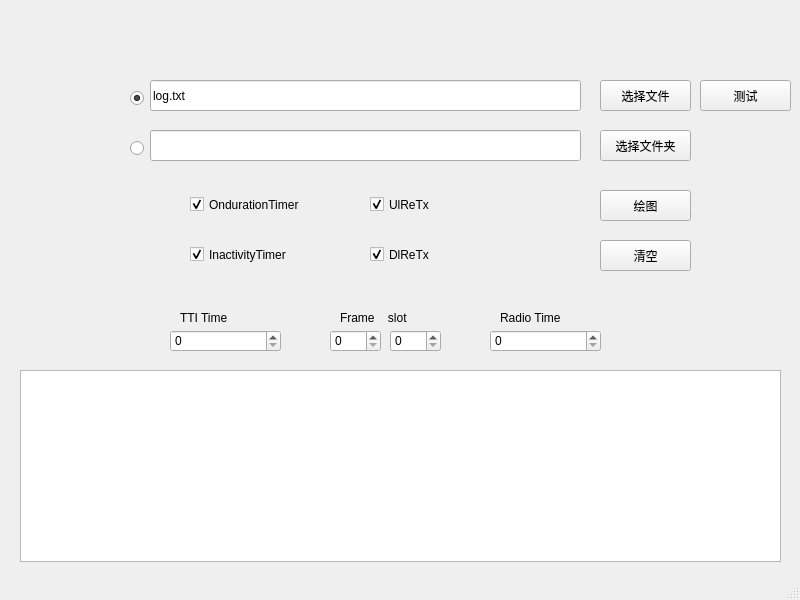
Old version of the form DRX/DrxGUI.ui in the repository GitUser004/hello-world.
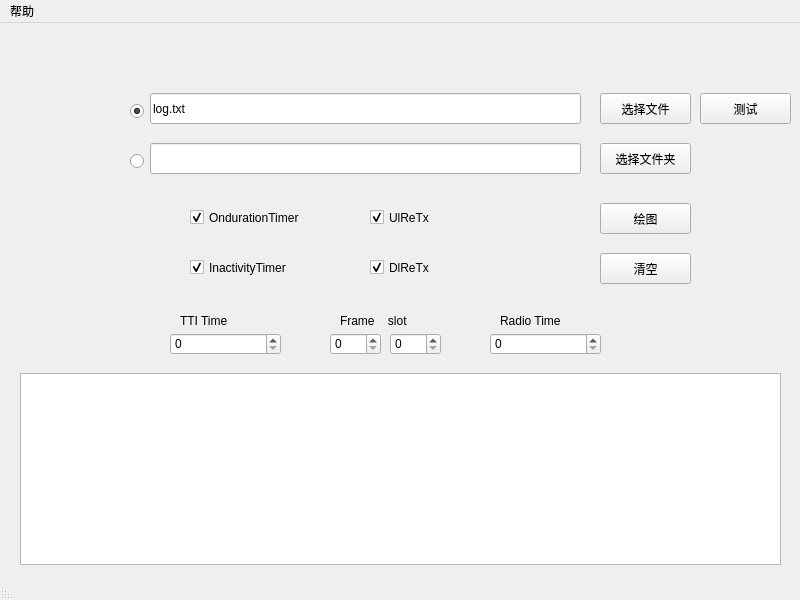
New version of the form.

Diff of the .ui file:
```diff
--- a/DRX/DrxGUI.ui
+++ b/DRX/DrxGUI.ui
@@ -24,7 +24,7 @@
     <property name="geometry">
      <rect>
       <x>150</x>
-      <y>80</y>
+      <y>70</y>
       <width>431</width>
       <height>31</height>
      </rect>
@@ -37,7 +37,7 @@
     <property name="geometry">
      <rect>
       <x>600</x>
-      <y>80</y>
+      <y>70</y>
       <width>91</width>
       <height>31</height>
      </rect>
@@ -50,7 +50,7 @@
     <property name="geometry">
      <rect>
       <x>600</x>
-      <y>130</y>
+      <y>120</y>
       <width>91</width>
       <height>31</height>
      </rect>
@@ -63,7 +63,7 @@
     <property name="geometry">
      <rect>
       <x>150</x>
-      <y>130</y>
+      <y>120</y>
       <width>431</width>
       <height>31</height>
      </rect>
@@ -73,7 +73,7 @@
     <property name="geometry">
      <rect>
       <x>600</x>
-      <y>190</y>
+      <y>180</y>
       <width>91</width>
       <height>31</height>
      </rect>
@@ -86,7 +86,7 @@
     <property name="geometry">
      <rect>
       <x>600</x>
-      <y>240</y>
+      <y>230</y>
       <width>91</width>
       <height>31</height>
      </rect>
@@ -99,7 +99,7 @@
     <property name="geometry">
      <rect>
       <x>190</x>
-      <y>190</y>
+      <y>180</y>
       <width>151</width>
       <height>29</height>
      </rect>
@@ -115,7 +115,7 @@
     <property name="geometry">
      <rect>
       <x>190</x>
-      <y>240</y>
+      <y>230</y>
       <width>151</width>
       <height>29</height>
      </rect>
@@ -131,7 +131,7 @@
     <property name="geometry">
      <rect>
       <x>700</x>
-      <y>80</y>
+      <y>70</y>
       <width>91</width>
       <height>31</height>
      </rect>
@@ -144,7 +144,7 @@
     <property name="geometry">
      <rect>
       <x>130</x>
-      <y>90</y>
+      <y>80</y>
       <width>16</width>
       <height>16</height>
      </rect>
@@ -160,7 +160,7 @@
     <property name="geometry">
      <rect>
       <x>130</x>
-      <y>140</y>
+      <y>130</y>
       <width>16</width>
       <height>16</height>
      </rect>
@@ -173,7 +173,7 @@
     <property name="geometry">
      <rect>
       <x>180</x>
-      <y>310</y>
+      <y>290</y>
       <width>91</width>
       <height>16</height>
      </rect>
@@ -186,7 +186,7 @@
     <property name="geometry">
      <rect>
       <x>340</x>
-      <y>310</y>
+      <y>290</y>
       <width>91</width>
       <height>16</height>
      </rect>
@@ -199,7 +199,7 @@
     <property name="geometry">
      <rect>
       <x>500</x>
-      <y>310</y>
+      <y>290</y>
       <width>91</width>
       <height>16</height>
      </rect>
@@ -212,7 +212,7 @@
     <property name="geometry">
      <rect>
       <x>170</x>
-      <y>330</y>
+      <y>310</y>
       <width>111</width>
       <height>22</height>
      </rect>
@@ -225,7 +225,7 @@
     <property name="geometry">
      <rect>
       <x>330</x>
-      <y>330</y>
+      <y>310</y>
       <width>51</width>
       <height>22</height>
      </rect>
@@ -238,7 +238,7 @@
     <property name="geometry">
      <rect>
       <x>390</x>
-      <y>330</y>
+      <y>310</y>
       <width>51</width>
       <height>22</height>
      </rect>
@@ -251,7 +251,7 @@
     <property name="geometry">
      <rect>
       <x>490</x>
-      <y>330</y>
+      <y>310</y>
       <width>111</width>
       <height>22</height>
      </rect>
@@ -264,7 +264,7 @@
     <property name="geometry">
      <rect>
       <x>370</x>
-      <y>190</y>
+      <y>180</y>
       <width>151</width>
       <height>29</height>
      </rect>
@@ -280,7 +280,7 @@
     <property name="geometry">
      <rect>
       <x>370</x>
-      <y>240</y>
+      <y>230</y>
       <width>151</width>
       <height>29</height>
      </rect>
@@ -296,7 +296,7 @@
     <property name="geometry">
      <rect>
       <x>20</x>
-      <y>370</y>
+      <y>350</y>
       <width>761</width>
       <height>192</height>
      </rect>
@@ -318,8 +318,27 @@
      <height>23</height>
     </rect>
    </property>
+   <widget class="QMenu" name="menu_help">
+    <property name="title">
+     <string>帮助</string>
+    </property>
+    <addaction name="action_about"/>
+   </widget>
+   <addaction name="menu_help"/>
   </widget>
-  <widget class="QStatusBar" name="statusbar"/>
+  <widget class="QStatusBar" name="statusbar">
+   <property name="layoutDirection">
+    <enum>Qt::RightToLeft</enum>
+   </property>
+   <property name="sizeGripEnabled">
+    <bool>true</bool>
+   </property>
+  </widget>
+  <action name="action_about">
+   <property name="text">
+    <string>关于</string>
+   </property>
+  </action>
  </widget>
  <resources/>
  <connections/>
```
